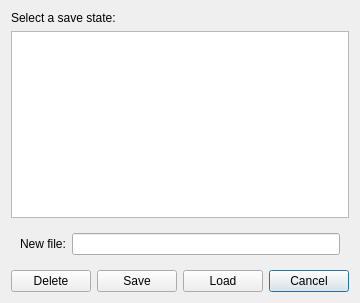
Qt form res/savestatemanager.ui (openMSX/catapult) before a commit.
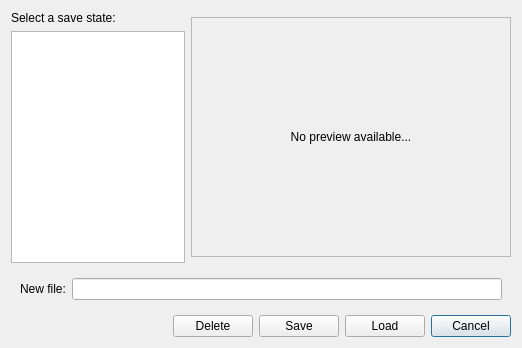
The same form after that commit.

Commit message: Added graphical preview of save state to save state manager

```diff
--- a/res/savestatemanager.ui
+++ b/res/savestatemanager.ui
@@ -5,15 +5,26 @@
    <rect>
     <x>0</x>
     <y>0</y>
-    <width>352</width>
-    <height>303</height>
+    <width>522</width>
+    <height>348</height>
    </rect>
   </property>
   <property name="windowTitle" >
    <string>Save State Manager</string>
   </property>
   <layout class="QGridLayout" name="gridLayout" >
-   <item row="1" column="0" >
+   <item row="0" column="0" >
+    <layout class="QHBoxLayout" name="horizontalLayout_3" >
+     <item>
+      <layout class="QVBoxLayout" name="verticalLayout" >
+       <item>
+        <widget class="QLabel" name="label_2" >
+         <property name="text" >
+          <string>Select a save state:</string>
+         </property>
+        </widget>
+       </item>
+       <item>
     <widget class="QListWidget" name="saveStateListWidget" >
      <property name="editTriggers" >
       <set>QAbstractItemView::NoEditTriggers</set>
@@ -26,7 +37,48 @@
      </property>
     </widget>
    </item>
-   <item row="2" column="0" >
+      </layout>
+     </item>
+     <item>
+      <widget class="QLabel" name="previewLabel" >
+       <property name="sizePolicy" >
+        <sizepolicy vsizetype="Fixed" hsizetype="Fixed" >
+         <horstretch>0</horstretch>
+         <verstretch>0</verstretch>
+        </sizepolicy>
+       </property>
+       <property name="minimumSize" >
+        <size>
+         <width>320</width>
+         <height>240</height>
+        </size>
+       </property>
+       <property name="maximumSize" >
+        <size>
+         <width>320</width>
+         <height>240</height>
+        </size>
+       </property>
+       <property name="autoFillBackground" >
+        <bool>true</bool>
+       </property>
+       <property name="frameShape" >
+        <enum>QFrame::StyledPanel</enum>
+       </property>
+       <property name="text" >
+        <string>No preview available...</string>
+       </property>
+       <property name="scaledContents" >
+        <bool>true</bool>
+       </property>
+       <property name="alignment" >
+        <set>Qt::AlignCenter</set>
+       </property>
+      </widget>
+     </item>
+    </layout>
+   </item>
+   <item row="1" column="0" >
     <widget class="QWidget" native="1" name="newFileWidget" >
      <layout class="QHBoxLayout" name="horizontalLayout_2" >
       <item>
@@ -42,7 +94,7 @@
      </layout>
     </widget>
    </item>
-   <item row="3" column="0" >
+   <item row="2" column="0" >
     <layout class="QHBoxLayout" name="horizontalLayout" >
      <item>
       <spacer name="horizontalSpacer" >
@@ -108,13 +160,6 @@
      </item>
     </layout>
    </item>
-   <item row="0" column="0" >
-    <widget class="QLabel" name="label_2" >
-     <property name="text" >
-      <string>Select a save state:</string>
-     </property>
-    </widget>
-   </item>
   </layout>
  </widget>
  <resources/>
```
Lines whose indentation alone changed are shown as unchanged. The commit also changes 2 other files.
